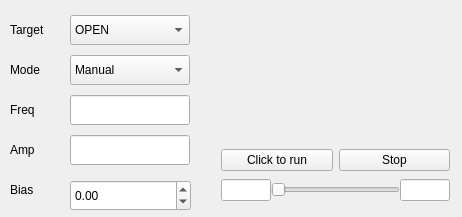
Old version of the form interface/ui/move.ui in the repository longhao666/20180702jointMrapi.
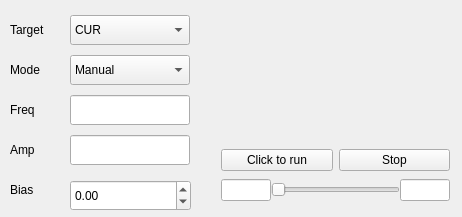
New version of the form.

Commit message: 去掉了open模式

The edit to the form file:
```diff
--- a/interface/ui/move.ui
+++ b/interface/ui/move.ui
@@ -33,11 +33,6 @@
    <property name="toolTip">
     <string>&lt;html&gt;&lt;head/&gt;&lt;body&gt;&lt;p&gt;工作模式选择：OPEN-开环，CUR-电流模式，SPD-速度模式，POS-位置模式&lt;/p&gt;&lt;/body&gt;&lt;/html&gt;</string>
    </property>
-   <item>
-    <property name="text">
-     <string>OPEN</string>
-    </property>
-   </item>
    <item>
     <property name="text">
      <string>CUR</string>
```
The commit also changes 2 other files.
